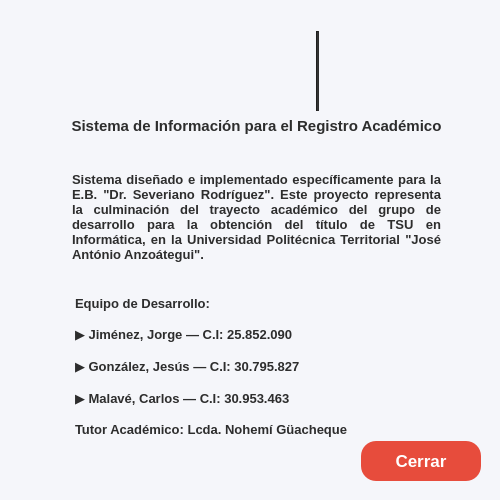
The window that resources/ui/acerca_de.ui (Proyecto-Uptjaa/Proyecto_SIRA) describes before a commit, drawn with Qt 5.
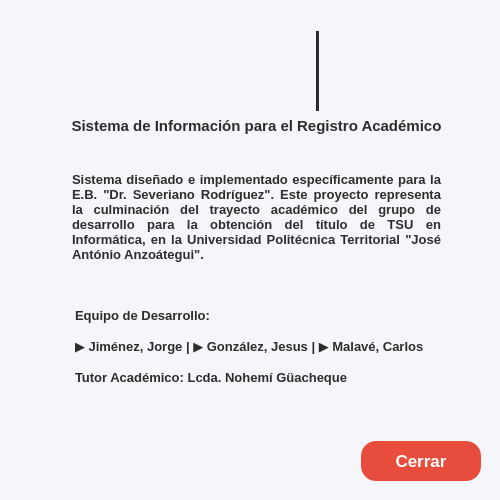
The same window after the commit. Icons and pictures are not drawn.

Commit message: Ajuste interfaz acerca_de

```diff
--- a/resources/ui/acerca_de.ui
+++ b/resources/ui/acerca_de.ui
@@ -338,7 +338,7 @@
       <property name="geometry">
        <rect>
         <x>60</x>
-        <y>270</y>
+        <y>250</y>
         <width>371</width>
         <height>171</height>
        </rect>
@@ -371,11 +371,7 @@
       <property name="text">
        <string>Equipo de Desarrollo:
 
-▶ Jiménez, Jorge — C.I: 25.852.090
-
-▶ González, Jesús — C.I: 30.795.827
-
-▶ Malavé, Carlos — C.I: 30.953.463
+▶ Jiménez, Jorge | ▶ González, Jesus | ▶ Malavé, Carlos
 
 Tutor Académico: Lcda. Nohemí Güacheque</string>
       </property>
```
The commit also changes 1 other file.
